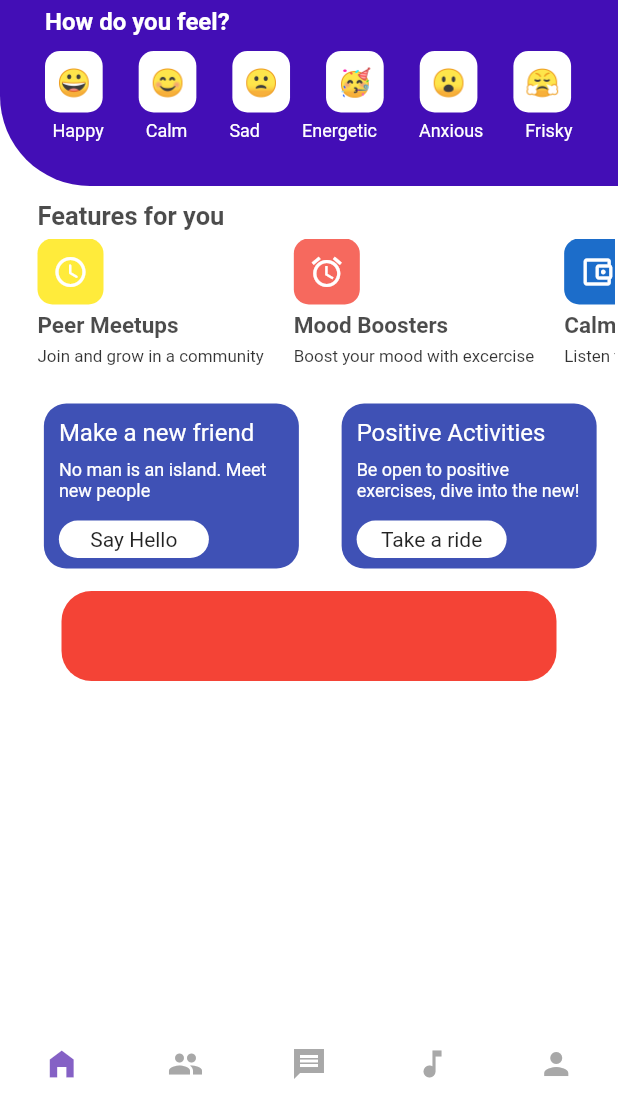
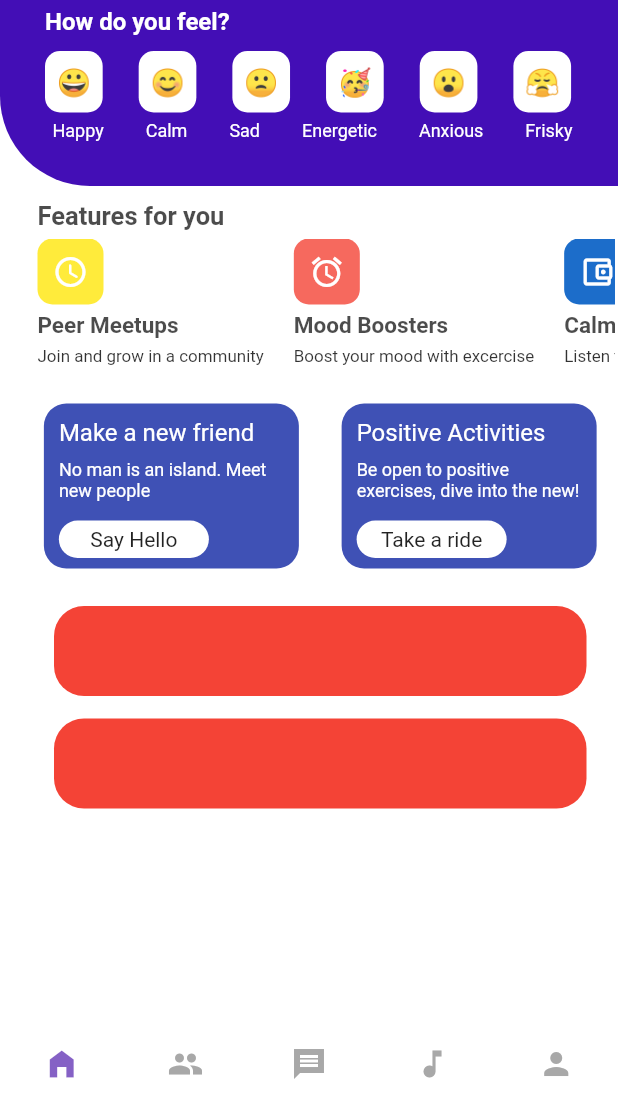
Before and after one commit to jaymesC/safeplace-social-app, a Flutter app: the screen it shows after launch, on a phone screen of 412 x 824 dp, the part 129-1236 px from its top. Run offline on Flutter 3.47's test engine with Material 2 defaults, Android fonts, the phone set to English and light mode, and no system bars; our stand-ins replace flutter_spinkit, font_awesome_flutter.

Commit message:
updated homepage and created new widget

```diff
--- a/lib/pages/home_page.dart
+++ b/lib/pages/home_page.dart
@@ -211,10 +211,7 @@ class HomePage extends StatelessWidget {
 
   _cardSection() {
     return Padding(
-      padding: const EdgeInsets.only(
-        left: 15,
-        top: 10,
-      ),
+      padding: const EdgeInsets.only(left: 15, top: 10, bottom: 10),
       child: Row(
         mainAxisAlignment: MainAxisAlignment.spaceAround,
         children: [
@@ -235,8 +232,14 @@ class HomePage extends StatelessWidget {
 
   _listTabSection() {
     return Container(
-      margin: const EdgeInsets.only(top: 15),
-      width: 330,
+      height: 150,
+      width: 370,
+      child: ListView.builder(
+          itemCount: 4,
+          itemBuilder: (_, index) {
+            return Container(
+              margin: const EdgeInsets.only(top: 15, left: 15),
+              width: 300,
               height: 60,
               decoration: BoxDecoration(
                   color: Colors.red, borderRadius: BorderRadius.circular(20)),
@@ -244,5 +247,7 @@ class HomePage extends StatelessWidget {
                 children: [],
               ),
             );
+          }),
+    );
   }
 }
--- a/lib/widgets/list_tab.dart
+++ b/lib/widgets/list_tab.dart
@@ -7,14 +7,12 @@ class ListTab extends StatelessWidget {
   Widget build(BuildContext context) {
     return Container(
       margin: const EdgeInsets.only(top: 10),
-        width: 330,
+      width: 370,
       height: 60,
       decoration: BoxDecoration(
           color: Colors.red, borderRadius: BorderRadius.circular(20)),
       child: Row(
-              children: [
-
-              ],
+        children: [],
       ),
     );
   }
```
Lines whose indentation alone changed are shown as unchanged.
